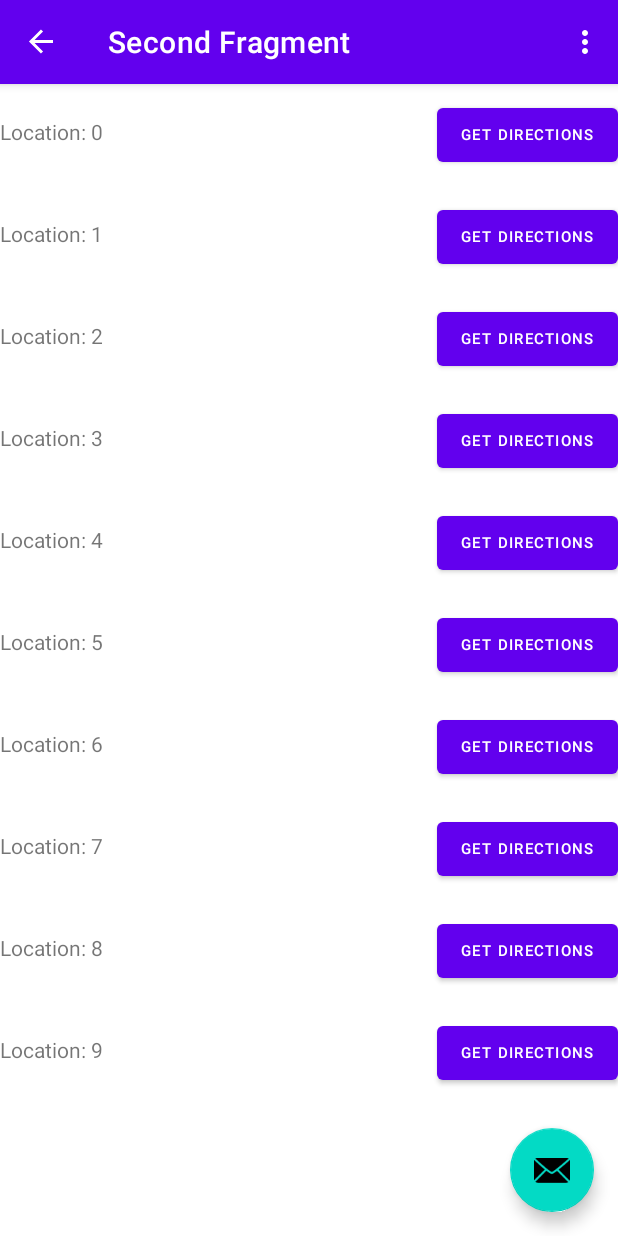
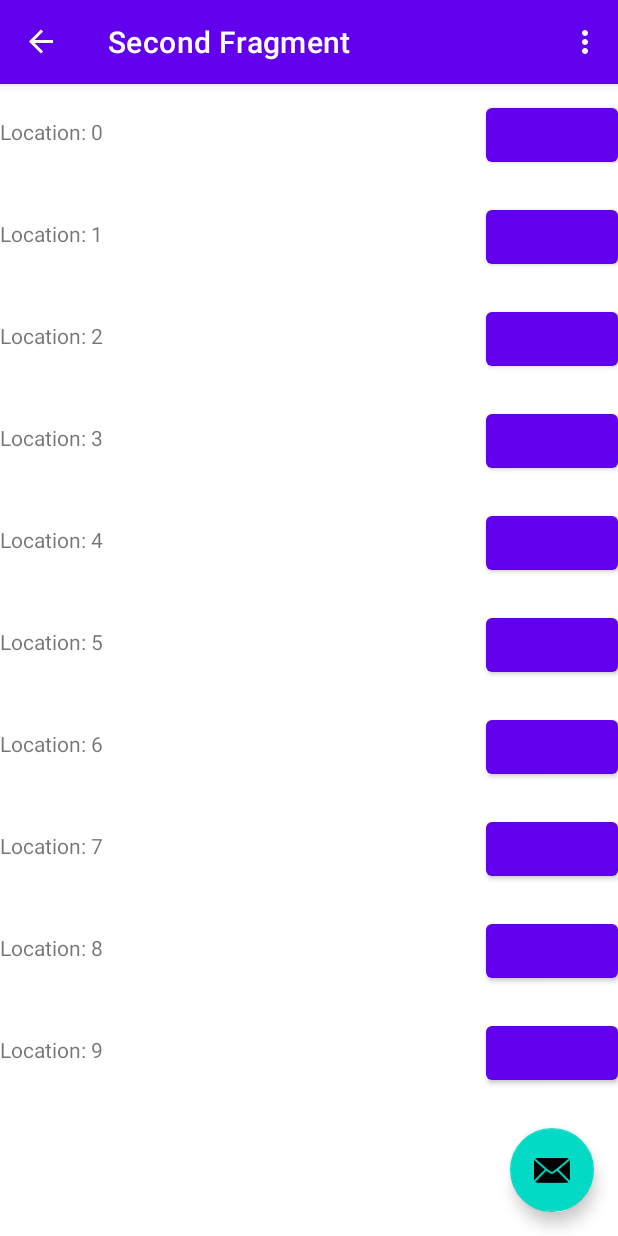
Before and after one commit to rowens123/food-truck, an Android app: the SecondFragment screen opened through its navigation route, on a phone screen of 412 x 824 dp. Run offline under Robolectric (Android 15) with nearby library versions, the phone set to English and light mode, and no system bars; our stand-ins replace navigation-ui; 1 statement that could not run was skipped.

Commit message:
Initial Commit

```diff
--- a/app/src/main/java/edu/scu/foodtruck/FirstFragment.java
+++ b/app/src/main/java/edu/scu/foodtruck/FirstFragment.java
@@ -1,5 +1,7 @@
 package edu.scu.foodtruck;
 
+import android.content.Intent;
+import android.net.Uri;
 import android.os.Bundle;
 import android.view.LayoutInflater;
 import android.view.View;
@@ -36,6 +38,16 @@ public class FirstFragment extends Fragment {
                         .navigate(R.id.action_FirstFragment_to_SecondFragment);
             }
         });
+        binding.foodieView.setEnabled(true);
+        binding.foodieView.setOnClickListener(new View.OnClickListener() {
+            @Override
+            public void onClick(View view) {
+                Uri gmmIntentUri = Uri.parse("geo:37.7749,-122.4194?q=food trucks");
+                Intent mapIntent = new Intent(Intent.ACTION_VIEW, gmmIntentUri);
+                mapIntent.setPackage("com.google.android.apps.maps");
+                startActivity(mapIntent);
+            }
+        });
 
     }
 
--- a/app/src/main/java/edu/scu/foodtruck/LocationsAdapter.java
+++ b/app/src/main/java/edu/scu/foodtruck/LocationsAdapter.java
@@ -1,13 +1,17 @@
 package edu.scu.foodtruck;
 
 import android.content.Context;
+import android.content.Intent;
+import android.net.Uri;
 import android.view.LayoutInflater;
 import android.view.View;
 import android.view.ViewGroup;
 import android.widget.Button;
 import android.widget.TextView;
 
+import androidx.activity.result.contract.ActivityResultContracts;
 import androidx.annotation.NonNull;
+import androidx.navigation.fragment.NavHostFragment;
 import androidx.recyclerview.widget.RecyclerView;
 
 import java.util.List;
@@ -40,8 +44,9 @@ public class LocationsAdapter extends
         TextView textView = holder.nameTextView;
         textView.setText(parkingSpace.getAddress());
         Button button = holder.messageButton;
-        button.setText("Get Directions");
+        button.setText(parkingSpace.getRadius());
         button.setEnabled(true);
+
     }
     @Override
     public int getItemCount() {
--- a/app/src/main/java/edu/scu/foodtruck/SecondFragment.java
+++ b/app/src/main/java/edu/scu/foodtruck/SecondFragment.java
@@ -40,13 +40,6 @@ public class SecondFragment extends Fragment {
     public void onViewCreated(@NonNull View view, Bundle savedInstanceState) {
         super.onViewCreated(view, savedInstanceState);
 
-        /*binding.buttonSecond.setOnClickListener(new View.OnClickListener() {
-            @Override
-            public void onClick(View view) {
-                NavHostFragment.findNavController(SecondFragment.this)
-                        .navigate(R.id.action_SecondFragment_to_FirstFragment);
-            }
-        }); */
     }
 
     @Override
```
Also changed, not shown: app/src/main/res/drawable/booflogopt2.png (deleted).
